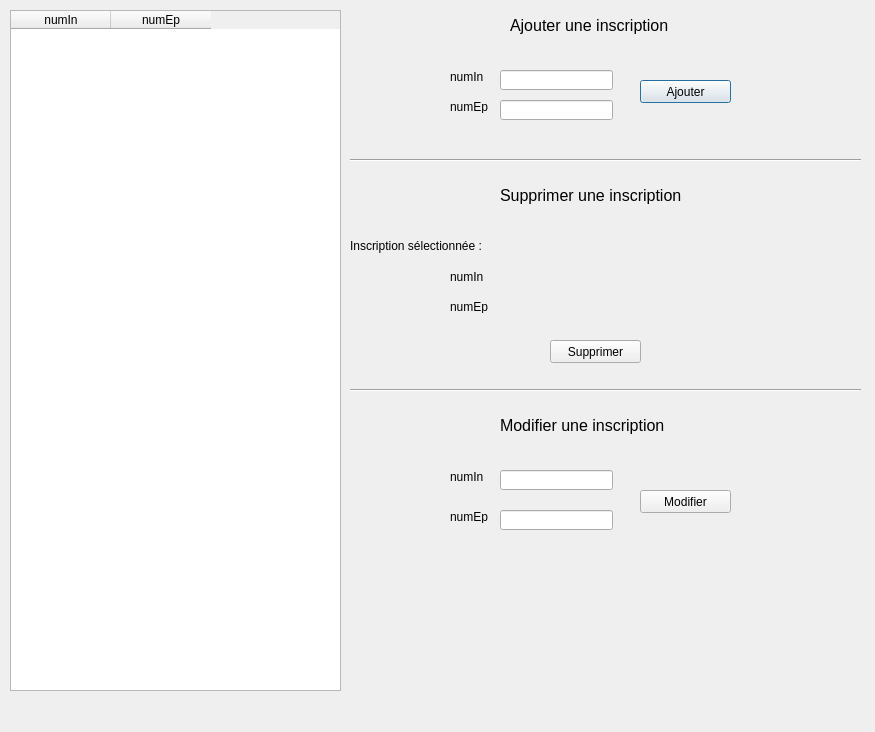
Cengokill/BaseDonnees_Qt_Designer, file gui/fct_partie3_1.ui: the form before one commit.
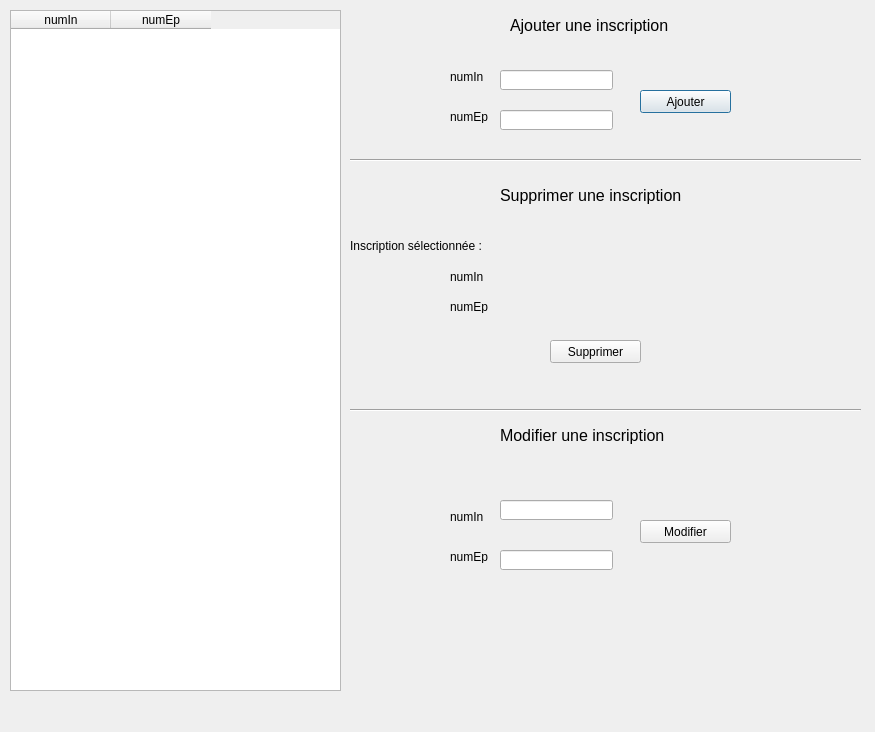
The form after the commit.

Commit message: modif de la gui 3.1

The edit to the form file:
```diff
--- a/gui/fct_partie3_1.ui
+++ b/gui/fct_partie3_1.ui
@@ -65,7 +65,7 @@
    <property name="geometry">
     <rect>
      <x>640</x>
-     <y>80</y>
+     <y>90</y>
      <width>91</width>
      <height>23</height>
     </rect>
@@ -91,7 +91,7 @@
    <property name="geometry">
     <rect>
      <x>500</x>
-     <y>100</y>
+     <y>110</y>
      <width>113</width>
      <height>20</height>
     </rect>
@@ -127,7 +127,7 @@
    <property name="geometry">
     <rect>
      <x>450</x>
-     <y>100</y>
+     <y>110</y>
      <width>47</width>
      <height>13</height>
     </rect>
@@ -254,7 +254,7 @@
    <property name="geometry">
     <rect>
      <x>350</x>
-     <y>380</y>
+     <y>400</y>
      <width>511</width>
      <height>20</height>
     </rect>
@@ -286,7 +286,7 @@
    <property name="geometry">
     <rect>
      <x>500</x>
-     <y>410</y>
+     <y>420</y>
      <width>251</width>
      <height>31</height>
     </rect>
@@ -304,7 +304,7 @@
    <property name="geometry">
     <rect>
      <x>450</x>
-     <y>470</y>
+     <y>510</y>
      <width>47</width>
      <height>13</height>
     </rect>
@@ -317,7 +317,7 @@
    <property name="geometry">
     <rect>
      <x>450</x>
-     <y>510</y>
+     <y>550</y>
      <width>47</width>
      <height>13</height>
     </rect>
@@ -330,7 +330,7 @@
    <property name="geometry">
     <rect>
      <x>500</x>
-     <y>470</y>
+     <y>500</y>
      <width>113</width>
      <height>20</height>
     </rect>
@@ -340,7 +340,7 @@
    <property name="geometry">
     <rect>
      <x>500</x>
-     <y>510</y>
+     <y>550</y>
      <width>113</width>
      <height>20</height>
     </rect>
@@ -350,7 +350,7 @@
    <property name="geometry">
     <rect>
      <x>640</x>
-     <y>490</y>
+     <y>520</y>
      <width>91</width>
      <height>23</height>
     </rect>
@@ -365,6 +365,19 @@
     <string>Modifier</string>
    </property>
   </widget>
+  <widget class="QLabel" name="label_erreur_modif">
+   <property name="geometry">
+    <rect>
+     <x>390</x>
+     <y>453</y>
+     <width>421</width>
+     <height>20</height>
+    </rect>
+   </property>
+   <property name="text">
+    <string/>
+   </property>
+  </widget>
  </widget>
  <resources/>
  <connections>
```
